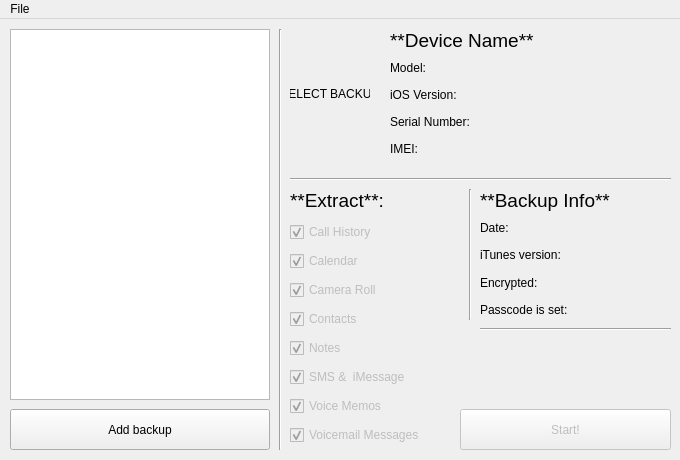
First picture: the form in ui/DeMainUILayout.ui, repository brokenCursor/DeTuner, before the edit.
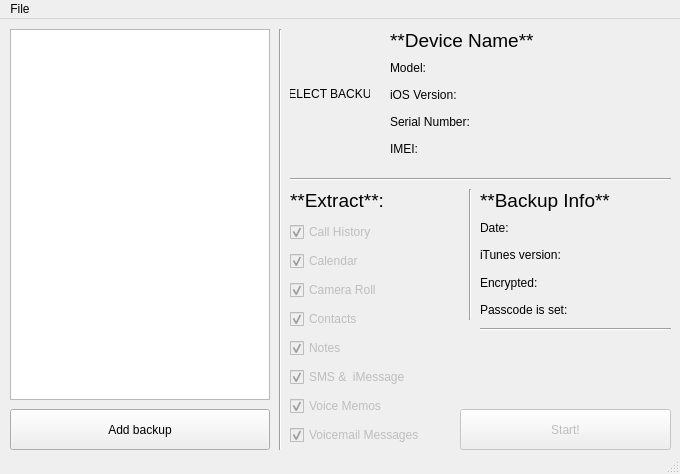
Second picture: the form after the edit. Icons and pictures are not drawn.

What changed in the file:
```diff
--- a/ui/DeMainUILayout.ui
+++ b/ui/DeMainUILayout.ui
@@ -7,7 +7,7 @@
     <x>0</x>
     <y>0</y>
     <width>680</width>
-    <height>460</height>
+    <height>474</height>
    </rect>
   </property>
   <property name="sizePolicy">
@@ -439,6 +439,7 @@
     </layout>
    </widget>
   </widget>
+  <widget class="QStatusBar" name="statusbar"/>
   <widget class="QMenuBar" name="menubar">
    <property name="enabled">
     <bool>true</bool>
```
